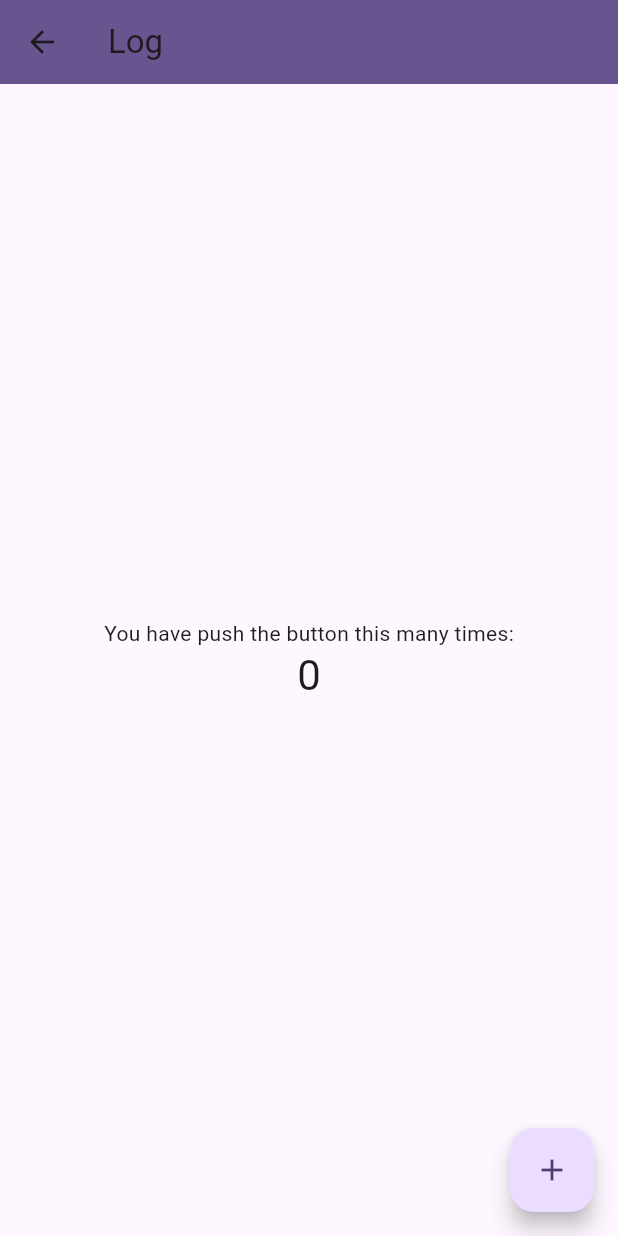
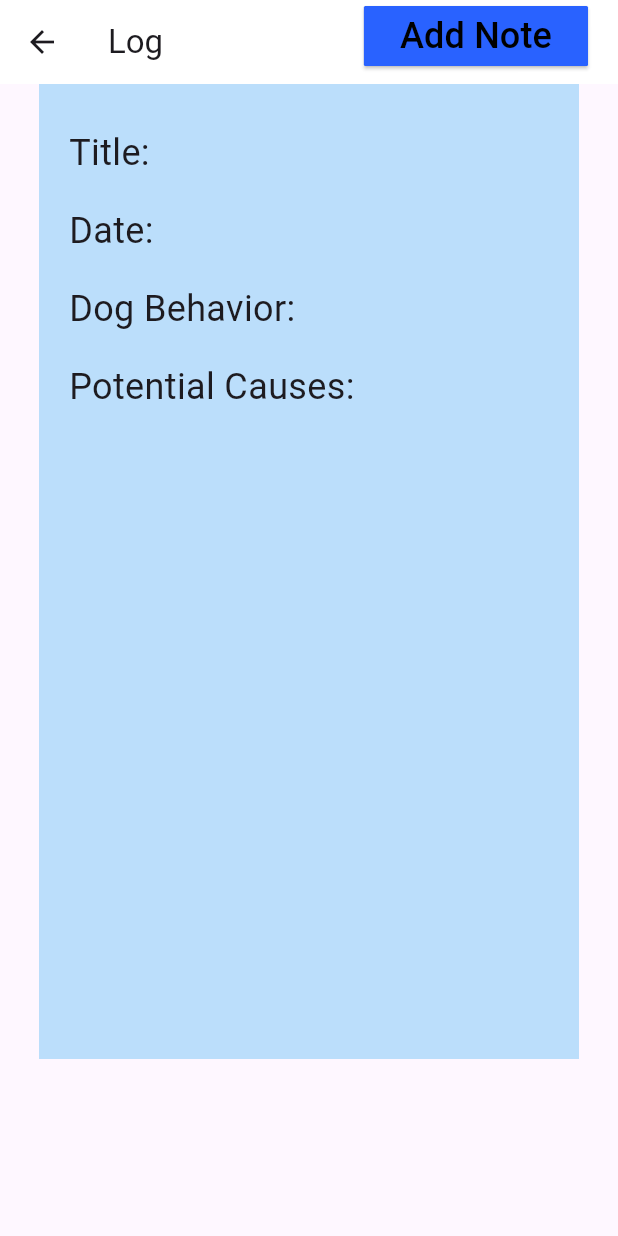
Before and after one commit to YvetteCarlos/CS4750_FinalProject, a Flutter app: the MyLogPage screen opened directly, on a phone screen of 412 x 824 dp. Run offline on Flutter 3.47's test engine with Material 3 defaults, Android fonts, the phone set to English and light mode, and no system bars.

Commit message:
finished majority of log page, made some changes to edit note page

```diff
--- a/lib/edit_note_page.dart
+++ b/lib/edit_note_page.dart
@@ -12,46 +12,34 @@ class EditNotePage extends StatefulWidget {
 }
 
 class _EditNotePageState extends State<EditNotePage> {
-  int _counter = 0;
-
-  void _incrementCounter() {
-    setState(() {
-
-      _counter++;
-    });
-  }
 
   @override
   Widget build(BuildContext context) {
 
-    return Scaffold(
-      appBar: AppBar(
+    return const Scaffold(
+    /*  appBar: AppBar(
 
         backgroundColor: Theme.of(context).colorScheme.primary,
 
         title: Text(widget.title),
-      ),
+      ),*/
       body: Center(
 
         child: Column(
 
           mainAxisAlignment: MainAxisAlignment.center,
           children: <Widget>[
-            const Text(
+            Text(
               'You have push the button this many times:',
-            ),
-            Text(
-              '$_counter',
-              style: Theme.of(context).textTheme.headlineMedium,
             ),
           ],
         ),
       ),
-      floatingActionButton: FloatingActionButton(
+     /* floatingActionButton: FloatingActionButton(
         onPressed: _incrementCounter,
         tooltip: 'Increment',
         child: const Icon(Icons.add),
-      ), // This trailing comma makes auto-formatting nicer for build methods.
+      ), */// This trailing comma makes auto-formatting nicer for build methods.
     );
   }
 }
--- a/lib/log_page.dart
+++ b/lib/log_page.dart
@@ -11,45 +11,143 @@ class MyLogPage extends StatefulWidget {
 }
 
 class _MyLogPageState extends State<MyLogPage> {
-  int _counter = 0;
 
-  void _incrementCounter() {
-    setState(() {
-
-      _counter++;
-    });
-  }
-
+  final titleController = TextEditingController();
+  final bodyController = TextEditingController();
   @override
   Widget build(BuildContext context) {
 
     return Scaffold(
       appBar: AppBar(
 
-        backgroundColor: Theme.of(context).colorScheme.primary,
+        backgroundColor: Colors.white,
 
         title: Text(widget.title),
+        actions: [
+          Container(
+            alignment: Alignment.topRight,
+            margin: const EdgeInsets.only(right: 20.0),
+            child: ElevatedButton(
+            onPressed: () {
+            print('Button pressed');
+            },
+              style: ElevatedButton.styleFrom(
+                backgroundColor: Colors.blueAccent[700],
+                shape: RoundedRectangleBorder(
+                  borderRadius: BorderRadius.circular(1.0),
+                ),
+              ),
+              child: const Text(
+                  'Add Note',
+                      style: TextStyle(
+                      color: Colors.black,
+                        fontSize: 24,
+              ),
+              ),
+            ),
+          ),
+        ],
       ),
+      resizeToAvoidBottomInset: false ,
       body: Center(
-
         child: Column(
-
-          mainAxisAlignment: MainAxisAlignment.center,
           children: <Widget>[
-            const Text(
-              'You have push the button this many times:',
+            Container(
+              width: 360.0,
+              height: 650.0,
+              decoration: BoxDecoration(
+                color: Colors.blue[100],
+              ),
+              padding: const EdgeInsets.all(20.0),
+            child: Column(
+              crossAxisAlignment:CrossAxisAlignment.start,
+            children: [
+             Row(
+               crossAxisAlignment: CrossAxisAlignment.center,
+              children: [
+                const Text(
+                  'Title:',
+                  style: TextStyle(
+                    fontSize: 24,
+                  ),
+                ),
+                Expanded(
+                    child: TextFormField(
+                      style: const TextStyle(
+                        fontSize: 24,
+                      ),
+                      decoration: const InputDecoration(
+                        border: InputBorder.none,
+                      ),
+                    ),
+                ),
+              ],
             ),
-            Text(
-              '$_counter',
-              style: Theme.of(context).textTheme.headlineMedium,
+              Row(
+                children: [
+                  const Text(
+                    'Date:',
+                    style: TextStyle(
+                      fontSize: 24,
+                    ),
+                  ),
+                  Expanded(
+                    child: TextFormField(
+                      style: const TextStyle(
+                        fontSize: 24,
+                      ),
+                      decoration: const InputDecoration(
+                        border: InputBorder.none,
+                      ),
+                    ),
+                  ),
+                ],
+              ),
+              Row(
+                children: [
+                  const Text(
+                    'Dog Behavior:',
+                    style: TextStyle(
+                      fontSize: 24,
+                    ),
+                  ),
+                  Expanded(
+                    child: TextFormField(
+                      style: const TextStyle(
+                        fontSize: 24,
+                      ),
+                      decoration: const InputDecoration(
+                        border: InputBorder.none,
+                      ),
+                    ),
+                  ),
+                ],
+              ),
+              Row(
+                children: [
+                  const Text(
+                    'Potential Causes:',
+                    style: TextStyle(
+                      fontSize: 24,
+                    ),
+                  ),
+                  Expanded(
+                    child: TextFormField(
+                      style: const TextStyle(
+                        fontSize: 24,
+                      ),
+                      decoration: const InputDecoration(
+                        border: InputBorder.none,
+                      ),
+                    ),
+                  ),
+                ],
+              ),
+            ],
+            ),
             ),
           ],
         ),
-      ),
-      floatingActionButton: FloatingActionButton(
-        onPressed: _incrementCounter,
-        tooltip: 'Increment',
-        child: const Icon(Icons.add),
       ), // This trailing comma makes auto-formatting nicer for build methods.
     );
   }
```
